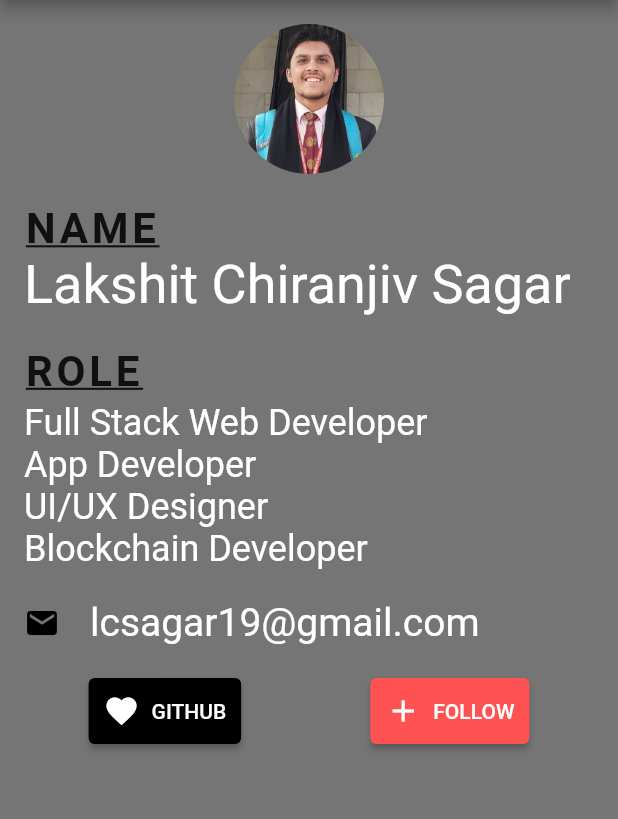
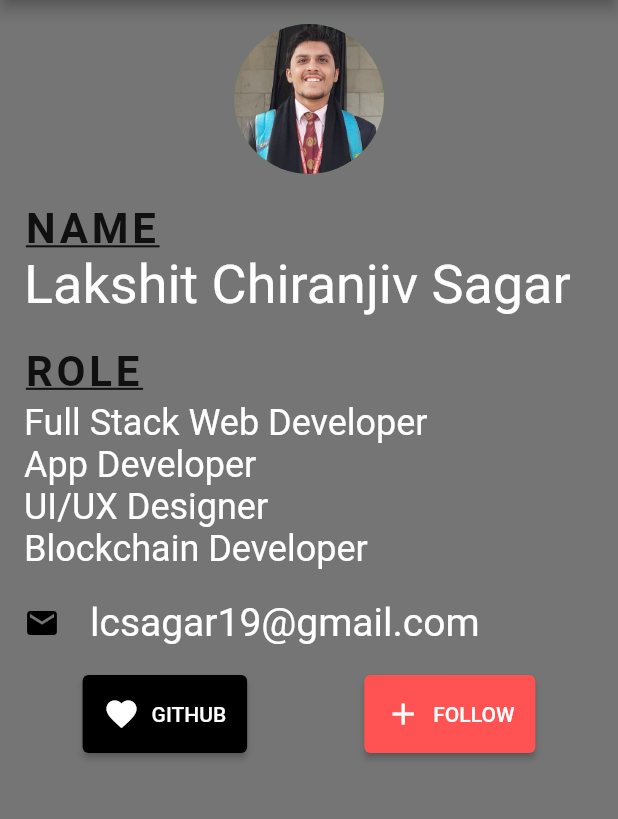
Before and after one commit to Lakshit-Chiranjiv/User-Details-App-Flutter, a Flutter app: the screen it shows after launch, on a phone screen of 412 x 824 dp, the part 84-903 px from its top. Run offline on Flutter 3.47's test engine with Material 2 defaults, Android fonts, the phone set to English and light mode, and no system bars; Roboto replaces fonts that are missing (Dongle).

Commit message:
changed button paddings

```diff
--- a/lib/main.dart
+++ b/lib/main.dart
@@ -126,7 +126,7 @@ class AppHome extends StatelessWidget {
                     label: Text('GITHUB'),
                     style: ButtonStyle(
                       backgroundColor: MaterialStateProperty.all<Color>(Colors.black),
-                      padding: MaterialStateProperty.all(EdgeInsets.all(10.0)),
+                      padding: MaterialStateProperty.all(EdgeInsets.all(14.0)),
                     ),
                   ),
                   ElevatedButton.icon(
@@ -135,7 +135,7 @@ class AppHome extends StatelessWidget {
                     label: Text('FOLLOW'),
                     style: ButtonStyle(
                       backgroundColor: MaterialStateProperty.all<Color>(Colors.redAccent),
-                      padding: MaterialStateProperty.all(EdgeInsets.all(10.0)),
+                      padding: MaterialStateProperty.all(EdgeInsets.all(14.0)),
                     ),
                   ),
                 ],
```
